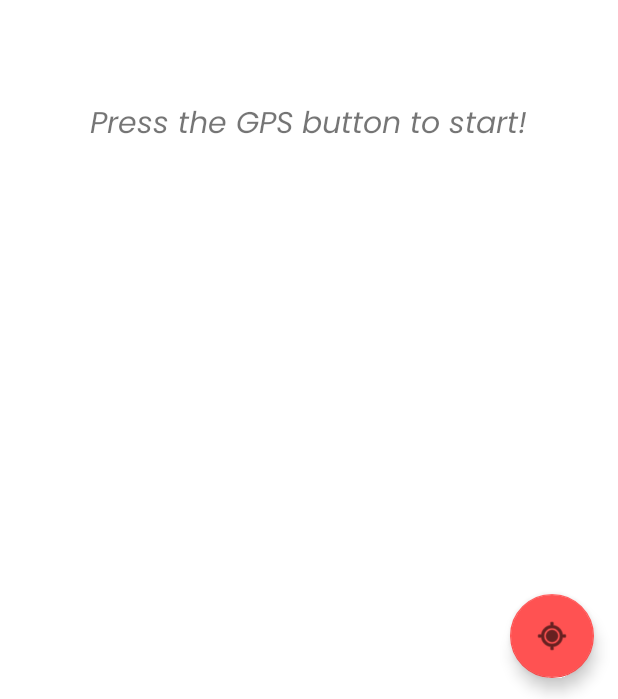
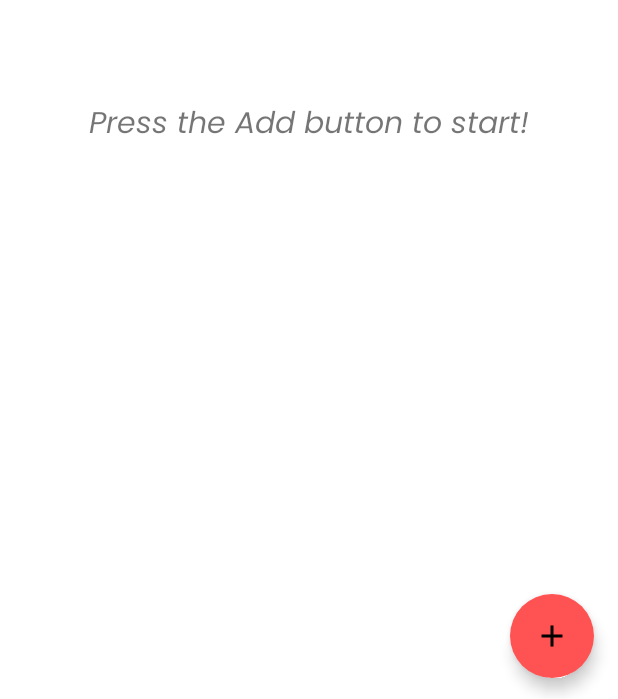
Before and after one commit to Phernoix/shelterleh, an Android app: the screen it shows after launch (Main), on a phone screen of 412 x 824 dp. Shown: the part 534-1233 px from the top of the screen. Run offline under Robolectric (Android 15) with nearby library versions, the phone set to English and light mode, and no system bars.

Commit message:
new fab!

```diff
--- a/app/src/main/java/com/sp/shelterleh/HomeFragment.java
+++ b/app/src/main/java/com/sp/shelterleh/HomeFragment.java
@@ -1,35 +1,91 @@
 package com.sp.shelterleh;
 
-import android.content.Intent;
 import android.os.Bundle;
 import android.view.LayoutInflater;
 import android.view.View;
 import android.view.ViewGroup;
-import android.widget.Button;
+import android.widget.TextView;
 import android.widget.Toast;
 
 import androidx.annotation.NonNull;
 import androidx.annotation.Nullable;
 import androidx.fragment.app.Fragment;
 
+import com.google.android.material.floatingactionbutton.ExtendedFloatingActionButton;
 import com.google.android.material.floatingactionbutton.FloatingActionButton;
 
-public class HomeFragment extends Fragment implements View.OnClickListener {
-    FloatingActionButton myFab;
+public class HomeFragment extends Fragment {
+    ExtendedFloatingActionButton addFab;
+    FloatingActionButton inputFab, currentFab;
+    TextView inputText, currentText;
+    Boolean isAllFabsVisible;
 
     @Nullable
     @Override
     public View onCreateView(@NonNull LayoutInflater inflater, @Nullable ViewGroup container, @Nullable Bundle savedInstanceState) {
         View v = inflater.inflate(R.layout.fragment_home,container,false);
 
-        myFab = (FloatingActionButton) v.findViewById(R.id.gpsButton);
-        myFab.setOnClickListener(this);
-    return v;
+        addFab = v.findViewById(R.id.addButton);
+        inputFab = v.findViewById(R.id.input_location_fab);
+        currentFab = v.findViewById(R.id.current_location_fab);
+
+        inputText = v.findViewById(R.id.input_location_text);
+        currentText = v.findViewById(R.id.current_location_text);
+
+        inputFab.setVisibility(View.GONE);
+        currentFab.setVisibility(View.GONE);
+        inputText.setVisibility(View.GONE);
+        currentText.setVisibility(View.GONE);
+
+        isAllFabsVisible = false;
+
+        addFab.shrink();
+
+        addFab.setOnClickListener(
+                new View.OnClickListener() {
+                    @Override
+                    public void onClick(View view) {
+                        if (!isAllFabsVisible) {
+
+                            inputFab.show();
+                            currentFab.show();
+                            inputText.setVisibility(View.VISIBLE);
+                            currentText.setVisibility(View.VISIBLE);
+
+                            addFab.extend();
+
+                            isAllFabsVisible = true;
+                        } else {
+
+                            inputFab.hide();
+                            currentFab.hide();
+                            inputText.setVisibility(View.GONE);
+                            currentText.setVisibility(View.GONE);
+
+                            addFab.shrink();
+
+                            isAllFabsVisible = false;
+                        }
+                    }
+                });
+        inputFab.setOnClickListener(
+                new View.OnClickListener() {
+                    @Override
+                    public void onClick(View view) {
+                        Toast.makeText(getContext(), "Location Inputted!", Toast.LENGTH_SHORT).show();
+                    }
+                });
+        currentFab.setOnClickListener(
+                new View.OnClickListener() {
+                    @Override
+                    public void onClick(View view) {
+                        Toast.makeText(getContext(), "Current location used!", Toast.LENGTH_SHORT).show();
+                    }
+                });
+
+
+        return v;
     }
 
 
-    @Override
-    public void onClick(View v) {
-        Toast.makeText(getContext(), "testing", Toast.LENGTH_SHORT).show();
-    }
 }
--- /dev/null
+++ b/app/src/main/res/drawable/ic_add.xml
@@ -0,0 +1,10 @@
+<vector xmlns:android="http://schemas.android.com/apk/res/android"
+    android:width="24dp"
+    android:height="24dp"
+    android:viewportWidth="24"
+    android:viewportHeight="24"
+    android:tint="?attr/colorSecondaryVariant">
+  <path
+      android:fillColor="@android:color/white"
+      android:pathData="M19,13h-6v6h-2v-6H5v-2h6V5h2v6h6v2z"/>
+</vector>
--- /dev/null
+++ b/app/src/main/res/drawable/ic_add_location.xml
@@ -0,0 +1,10 @@
+<vector xmlns:android="http://schemas.android.com/apk/res/android"
+    android:width="24dp"
+    android:height="24dp"
+    android:viewportWidth="24"
+    android:viewportHeight="24"
+    android:tint="?attr/colorControlNormal">
+  <path
+      android:fillColor="@android:color/white"
+      android:pathData="M12,2C8.14,2 5,5.14 5,9c0,5.25 7,13 7,13s7,-7.75 7,-13c0,-3.86 -3.14,-7 -7,-7zM16,10h-3v3h-2v-3L8,10L8,8h3L11,5h2v3h3v2z"/>
+</vector>
--- /dev/null
+++ b/app/src/main/res/drawable/ic_gps.xml
@@ -0,0 +1,10 @@
+<vector xmlns:android="http://schemas.android.com/apk/res/android"
+    android:width="24dp"
+    android:height="24dp"
+    android:viewportWidth="24"
+    android:viewportHeight="24"
+    android:tint="?attr/colorControlNormal">
+  <path
+      android:fillColor="@android:color/white"
+      android:pathData="M12,8c-2.21,0 -4,1.79 -4,4s1.79,4 4,4 4,-1.79 4,-4 -1.79,-4 -4,-4zM20.94,11c-0.46,-4.17 -3.77,-7.48 -7.94,-7.94L13,1h-2v2.06C6.83,3.52 3.52,6.83 3.06,11L1,11v2h2.06c0.46,4.17 3.77,7.48 7.94,7.94L11,23h2v-2.06c4.17,-0.46 7.48,-3.77 7.94,-7.94L23,13v-2h-2.06zM12,19c-3.87,0 -7,-3.13 -7,-7s3.13,-7 7,-7 7,3.13 7,7 -3.13,7 -7,7z"/>
+</vector>
--- /dev/null
+++ b/app/src/main/res/drawable/ic_keyboard.xml
@@ -0,0 +1,10 @@
+<vector xmlns:android="http://schemas.android.com/apk/res/android"
+    android:width="24dp"
+    android:height="24dp"
+    android:viewportWidth="24"
+    android:viewportHeight="24"
+    android:tint="?attr/colorControlNormal">
+  <path
+      android:fillColor="@android:color/white"
+      android:pathData="M20,5L4,5c-1.1,0 -1.99,0.9 -1.99,2L2,17c0,1.1 0.9,2 2,2h16c1.1,0 2,-0.9 2,-2L22,7c0,-1.1 -0.9,-2 -2,-2zM11,8h2v2h-2L11,8zM11,11h2v2h-2v-2zM8,8h2v2L8,10L8,8zM8,11h2v2L8,13v-2zM7,13L5,13v-2h2v2zM7,10L5,10L5,8h2v2zM16,17L8,17v-2h8v2zM16,13h-2v-2h2v2zM16,10h-2L14,8h2v2zM19,13h-2v-2h2v2zM19,10h-2L17,8h2v2z"/>
+</vector>
--- a/app/src/main/res/layout/fragment_home.xml
+++ b/app/src/main/res/layout/fragment_home.xml
@@ -1,6 +1,7 @@
 <?xml version="1.0" encoding="utf-8"?>
-<RelativeLayout xmlns:android="http://schemas.android.com/apk/res/android"
+<androidx.constraintlayout.widget.ConstraintLayout xmlns:android="http://schemas.android.com/apk/res/android"
     xmlns:app="http://schemas.android.com/apk/res-auto"
+    xmlns:tools="http://schemas.android.com/tools"
     android:layout_width="match_parent"
     android:layout_height="match_parent">
 
@@ -8,25 +9,71 @@
         android:id="@+id/empty"
         android:layout_width="wrap_content"
         android:layout_height="wrap_content"
-        android:text="Press the GPS button to start!"
+        android:layout_centerInParent="true"
+        android:fontFamily="@font/poppins_italic"
         android:padding="10dp"
+        android:text="Press the Add button to start!"
         android:textSize="20dp"
-        android:fontFamily="@font/poppins_italic"
-        android:layout_centerInParent="true"/>
+        app:layout_constraintBottom_toBottomOf="parent"
+        app:layout_constraintEnd_toEndOf="parent"
+        app:layout_constraintStart_toStartOf="parent"
+        app:layout_constraintTop_toTopOf="parent" />
 
-    <com.google.android.material.floatingactionbutton.FloatingActionButton
-        android:id="@+id/gpsButton"
+    <com.google.android.material.floatingactionbutton.ExtendedFloatingActionButton
+        android:id="@+id/addButton"
         android:layout_width="wrap_content"
         android:layout_height="wrap_content"
         android:layout_alignParentEnd="true"
         android:layout_alignParentBottom="true"
-        android:layout_margin="16dp"
-        android:clickable="true"
-        android:elevation="4dp"
-        android:onClick="gpsClick"
-        app:srcCompat="@android:drawable/ic_menu_mylocation"
+        android:layout_gravity="end"
+        android:layout_marginEnd="16dp"
+        android:layout_marginBottom="16dp"
+        android:text="Actions"
+        app:icon="@drawable/ic_add"
+        app:layout_constraintBottom_toBottomOf="parent"
+        app:layout_constraintEnd_toEndOf="parent">
+
+    </com.google.android.material.floatingactionbutton.ExtendedFloatingActionButton>
+
+    <com.google.android.material.floatingactionbutton.FloatingActionButton
+        android:id="@+id/input_location_fab"
+        android:layout_width="wrap_content"
+        android:layout_height="wrap_content"
+        android:layout_marginBottom="24dp"
         app:fabSize="normal"
-        />
+        app:layout_constraintBottom_toTopOf="@+id/addButton"
+        app:layout_constraintEnd_toEndOf="@+id/addButton"
+        app:srcCompat="@drawable/ic_keyboard" />
+    <TextView
+        android:id="@+id/input_location_text"
+        android:layout_width="wrap_content"
+        android:layout_height="wrap_content"
+        android:layout_marginEnd="8dp"
+        android:text="Input location"
+        app:layout_constraintBottom_toBottomOf="@+id/input_location_fab"
+        app:layout_constraintEnd_toStartOf="@+id/input_location_fab"
+        app:layout_constraintTop_toTopOf="@+id/input_location_fab"
+        android:fontFamily="@font/poppins_italic"/>
 
+    <com.google.android.material.floatingactionbutton.FloatingActionButton
+        android:id="@+id/current_location_fab"
+        android:layout_width="wrap_content"
+        android:layout_height="wrap_content"
+        android:layout_marginBottom="24dp"
+        app:fabSize="normal"
+        app:layout_constraintBottom_toTopOf="@+id/input_location_fab"
+        app:layout_constraintEnd_toEndOf="@+id/input_location_fab"
+        app:layout_constraintStart_toStartOf="@+id/input_location_fab"
+        app:srcCompat="@drawable/ic_gps" />
+    <TextView
+        android:id="@+id/current_location_text"
+        android:layout_width="wrap_content"
+        android:layout_height="wrap_content"
+        android:layout_marginEnd="8dp"
+        android:text="Use current location"
+        app:layout_constraintBottom_toBottomOf="@+id/current_location_fab"
+        app:layout_constraintEnd_toStartOf="@+id/current_location_fab"
+        app:layout_constraintTop_toTopOf="@+id/current_location_fab"
+        android:fontFamily="@font/poppins_italic"/>
 
-</RelativeLayout>
+</androidx.constraintlayout.widget.ConstraintLayout>
```
